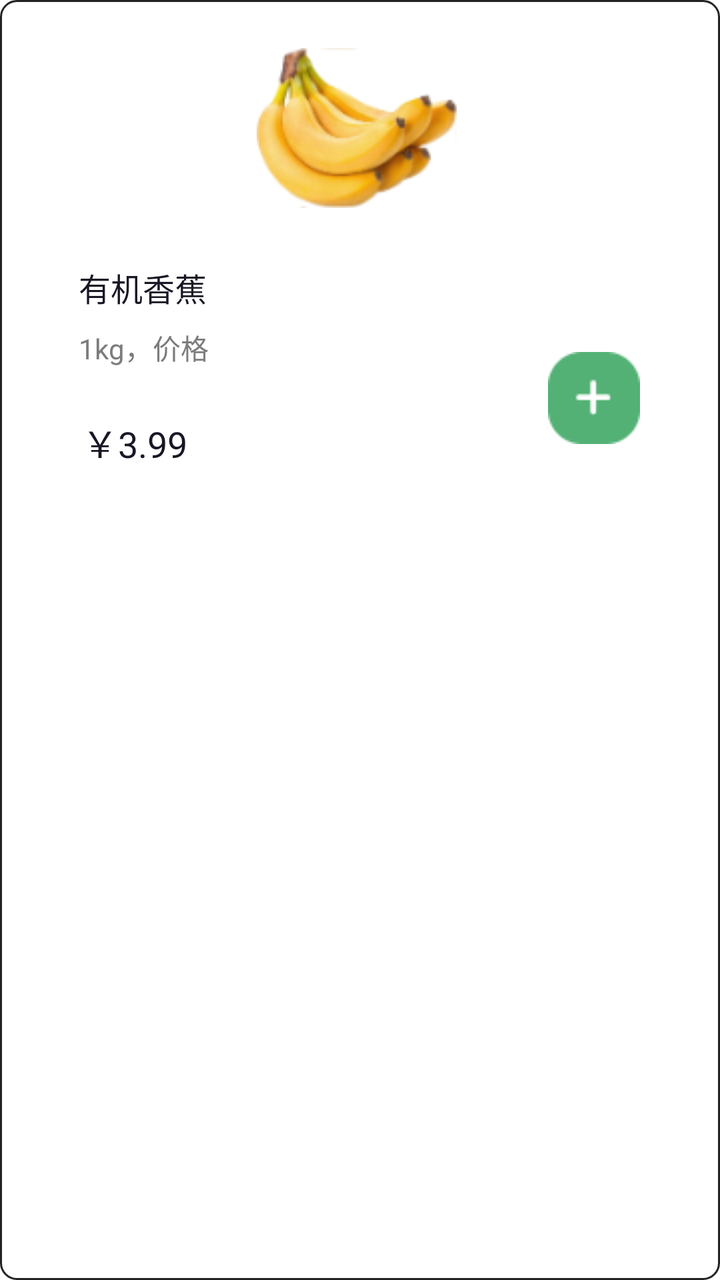
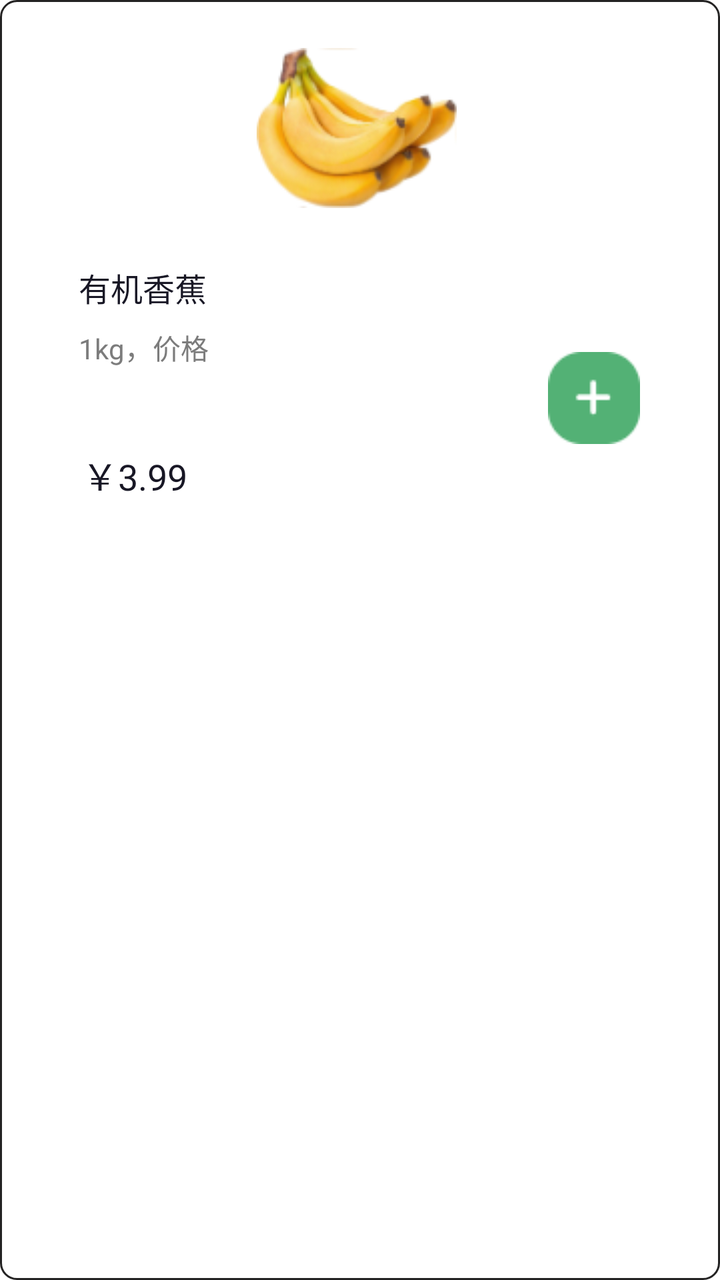

Two renders of the same Android screen: before a commit and after it. Below are the layout's source before the change and the commit's diff.
<!-- AndroidManifest.xml: application theme Theme.FreshFoodGo -->
<!-- res/layout/item_fruit.xml -->
<?xml version="1.0" encoding="utf-8"?>
<androidx.constraintlayout.widget.ConstraintLayout xmlns:android="http://schemas.android.com/apk/res/android"
    xmlns:app="http://schemas.android.com/apk/res-auto"
    xmlns:tools="http://schemas.android.com/tools"
    android:layout_width="173dp"
    android:layout_height="wrap_content"

    android:background="@drawable/fruit_shape">

    <ImageView
        android:id="@+id/fruit"
        android:layout_width="100dp"
        android:layout_height="80dp"
        android:layout_marginTop="24dp"
        android:scaleType="centerCrop"
        android:src="@mipmap/bannaner"
        app:layout_constraintEnd_toEndOf="parent"
        app:layout_constraintHorizontal_bias="0.493"
        app:layout_constraintStart_toStartOf="parent"
        app:layout_constraintTop_toTopOf="parent" />

    <TextView
        android:id="@+id/type"
        android:layout_width="wrap_content"
        android:layout_height="wrap_content"
        android:layout_marginTop="28dp"
        android:text="有机香蕉"
        android:textColor="#181725"
        android:textSize="16sp"
        app:layout_constraintEnd_toEndOf="parent"
        app:layout_constraintHorizontal_bias="0.133"
        app:layout_constraintStart_toStartOf="parent"
        app:layout_constraintTop_toBottomOf="@+id/fruit" />

    <TextView
        android:id="@+id/des"
        android:layout_width="wrap_content"
        android:layout_height="wrap_content"
        android:layout_marginTop="8dp"
        android:text="1kg，价格"
        android:textColor="#7C7C7C"
        android:textSize="14sp"
        app:layout_constraintEnd_toEndOf="parent"
        app:layout_constraintHorizontal_bias="0.133"
        app:layout_constraintStart_toStartOf="parent"
        app:layout_constraintTop_toBottomOf="@+id/type" />

    <TextView
        android:id="@+id/price"
        android:layout_width="wrap_content"
        android:layout_height="wrap_content"
        android:layout_marginTop="24dp"
        android:text="￥3.99"
        android:textSize="18sp"
        android:textColor="#181725"
        app:layout_constraintEnd_toEndOf="parent"
        app:layout_constraintHorizontal_bias="0.133"
        app:layout_constraintStart_toStartOf="parent"
        app:layout_constraintTop_toBottomOf="@+id/des" />

    <ImageView
        android:id="@+id/add_car"
        android:layout_width="wrap_content"
        android:layout_height="wrap_content"
        android:layout_marginTop="72dp"
        app:layout_constraintEnd_toEndOf="parent"
        app:layout_constraintHorizontal_bias="0.819"
        app:layout_constraintStart_toEndOf="@+id/price"
        app:layout_constraintTop_toBottomOf="@+id/fruit"
        app:srcCompat="@mipmap/add" />


</androidx.constraintlayout.widget.ConstraintLayout>
<!-- resources referenced by this layout -->
<resources>
  <!-- drawable fruit_shape (drawable) -->
  <?xml version="1.0" encoding="utf-8"?>
  <shape xmlns:android="http://schemas.android.com/apk/res/android"
      android:shape="rectangle">
      
      <solid android:color="#ffffff"/>
      
      <stroke
          android:width="1dp"
          android:color="#242323"/>
      
      <corners android:radius="8dp"/>
  </shape>
  <!-- mipmap add: png bitmap (mipmap-mdpi, 1004 bytes) -->
  <!-- mipmap bannaner: png bitmap (mipmap-mdpi, 14724 bytes) -->
  <style name="Theme.FreshFoodGo" parent="Theme.MaterialComponents.Light.NoActionBar">
          
          <item name="colorPrimary">@color/white</item>
          <item name="colorPrimaryVariant">@color/purple_700</item>
          <item name="colorOnPrimary">@color/white</item>
          
          <item name="colorSecondary">@color/teal_200</item>
          <item name="colorSecondaryVariant">@color/teal_700</item>
          <item name="colorOnSecondary">@color/black</item>
          
          <item name="android:statusBarColor">@android:color/transparent</item>
          <item name="android:windowLightStatusBar">true</item>
          
      </style>
  <color name="white">#FFFFFFFF</color>
  <color name="purple_700">#FF3700B3</color>
  <color name="teal_200">#FF03DAC5</color>
  <color name="teal_700">#FF018786</color>
  <color name="black">#FF000000</color>
</resources>

<!-- the commit's change to res/layout/item_fruit.xml (unified diff, before → after) -->
@@ -37,6 +37,9 @@
         android:layout_width="wrap_content"
         android:layout_height="wrap_content"
         android:layout_marginTop="8dp"
+        android:lines="2"
+        android:maxLines="2"
+        android:ellipsize="end"
         android:text="1kg，价格"
         android:textColor="#7C7C7C"
         android:textSize="14sp"
